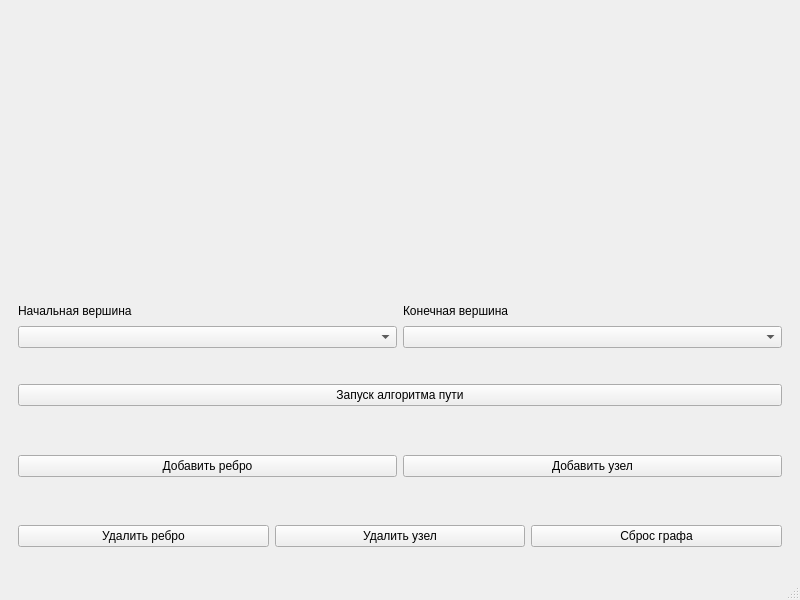
ChaekPlay/graph-visualizer, file mainwindow.ui: the form before one commit.
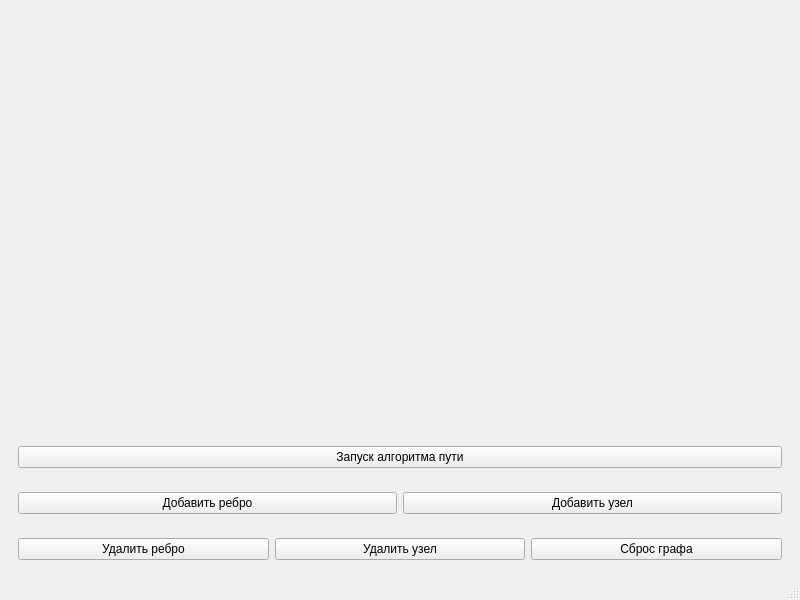
The form after the commit. Icons and pictures are not drawn.

Commit message: dijkstra algorithm

Patch:
```diff
--- a/mainwindow.ui
+++ b/mainwindow.ui
@@ -14,7 +14,7 @@
    <string>MainWindow</string>
   </property>
   <widget class="QWidget" name="centralwidget">
-   <layout class="QVBoxLayout" name="verticalLayout_2">
+   <layout class="QVBoxLayout" name="verticalLayout_2" stretch="1,0">
     <item>
      <widget class="QWidget" name="visualizationWidget" native="true">
       <layout class="QVBoxLayout" name="verticalLayout"/>
@@ -22,50 +22,6 @@
     </item>
     <item>
      <layout class="QVBoxLayout" name="graphActions">
-      <item>
-       <widget class="QWidget" name="dijkstraActionsWidget" native="true">
-        <layout class="QVBoxLayout" name="verticalLayout_3">
-         <item>
-          <layout class="QGridLayout" name="dijkstraActionsGrid" rowstretch="0,0">
-           <property name="sizeConstraint">
-            <enum>QLayout::SizeConstraint::SetNoConstraint</enum>
-           </property>
-           <item row="0" column="0">
-            <widget class="QLabel" name="startVertexLabel">
-             <property name="text">
-              <string>Начальная вершина</string>
-             </property>
-            </widget>
-           </item>
-           <item row="1" column="0">
-            <widget class="QComboBox" name="startVertexComboBox">
-             <property name="currentText">
-              <string/>
-             </property>
-             <property name="placeholderText">
-              <string>Выберите вершину...</string>
-             </property>
-            </widget>
-           </item>
-           <item row="0" column="1">
-            <widget class="QLabel" name="endVertexLabel">
-             <property name="text">
-              <string>Конечная вершина</string>
-             </property>
-            </widget>
-           </item>
-           <item row="1" column="1">
-            <widget class="QComboBox" name="endVertexComboBox">
-             <property name="placeholderText">
-              <string>Выберите вершину</string>
-             </property>
-            </widget>
-           </item>
-          </layout>
-         </item>
-        </layout>
-       </widget>
-      </item>
       <item>
        <widget class="QWidget" name="startPathFindingWidget" native="true">
         <layout class="QVBoxLayout" name="verticalLayout_4">
```
Left out of the diff: 8 changed lines with no effect on the pictures. The commit also changes 9 other files.
